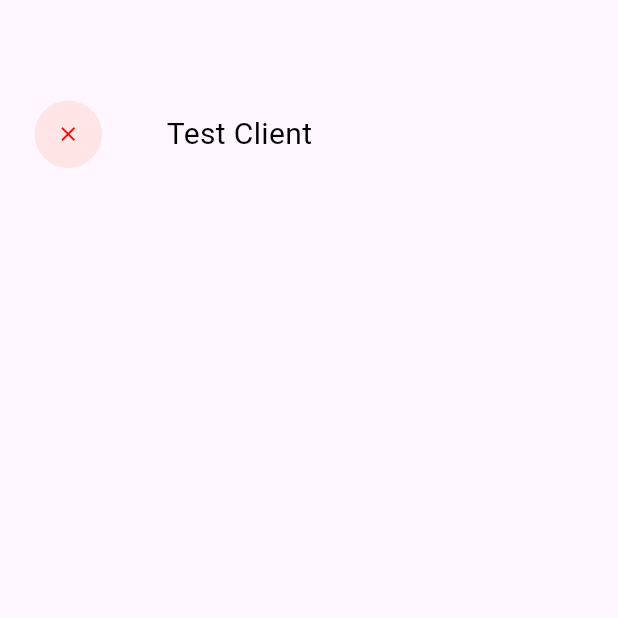
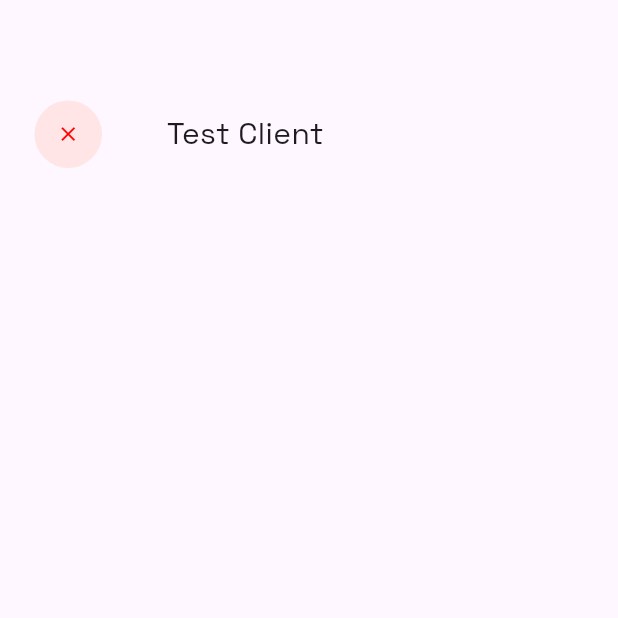
Before and after one commit to lukecrafter/testing, a Flutter app: the screen it shows after launch, on a phone screen of 412 x 824 dp, the top half of it. Run offline on Flutter 3.47's test engine with Material 2 defaults, Android fonts, the phone set to English and light mode, and no system bars; our stand-ins replace freezed_annotation, google_fonts, hooks_riverpod.

Commit message:
feat: update font style

```diff
--- a/lib/src/page/widget/color_card_header.dart
+++ b/lib/src/page/widget/color_card_header.dart
@@ -1,4 +1,5 @@
 import 'package:flutter/material.dart';
+import 'package:google_fonts/google_fonts.dart';
 import 'package:hooks_riverpod/hooks_riverpod.dart';
 import 'package:yuv_quiz/src/domain/user/store/user_provider.dart';
 import 'package:yuv_quiz/src/shared/widget/close_button.dart';
@@ -36,8 +37,7 @@ class ColorCardHeader extends HookConsumerWidget {
           error: (error, stack) => Container(),
           data: (value) => Text(
             ' ${value.userName}',
-            style: const TextStyle(
-              color: Colors.black,
+            style: GoogleFonts.spaceGrotesk(
               fontSize: 20.0,
             ),
           ),
--- a/pubspec.yaml
+++ b/pubspec.yaml
@@ -38,6 +38,7 @@ dependencies:
   flutter_hooks: ^0.18.6
   freezed_annotation: ^2.2.0
   json_annotation: ^4.8.0
+  google_fonts: ^4.0.3
 
 dev_dependencies:
   flutter_test:
```
Also changed, not shown: pubspec.lock, 10 other files.
